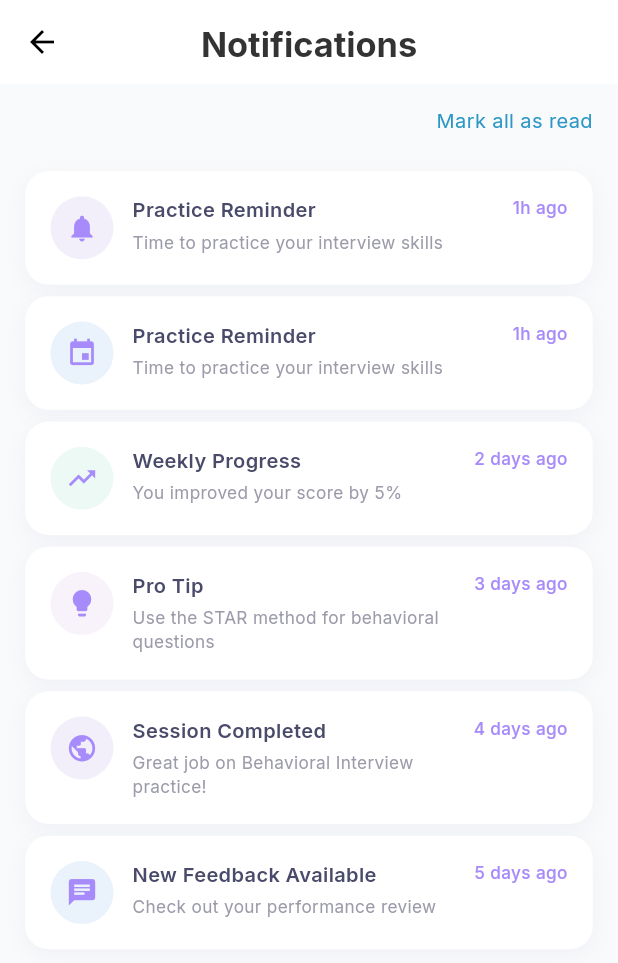
After one commit to nuhan021/dtc6464, a Flutter app: the ViewNotificationsScreen screen opened by its route, on a phone screen of 412 x 824 dp. The commit adds this screen. Shown: the top 963 px of the screen. Run offline on Flutter 3.47's test engine with Material 3 defaults, Android fonts, the phone set to English and light mode, and no system bars; our stand-ins replace file_picker, flutter_screenutil, get, google_fonts, logger, lottie and 3 more; accounts and stored records are empty.

Commit message:
view notifications page added

```diff
--- a/lib/features/interview_planner/views/screens/add_interview_screen.dart
+++ b/lib/features/interview_planner/views/screens/add_interview_screen.dart
@@ -34,14 +34,6 @@ class _AddInterviewScreenState extends State<AddInterviewScreen> {
           style: getTextStyle(
             fontSize: 20.sp,
             fontWeight: FontWeight.w700,
-            color: const Color(0xFF111827),
-          ),
-        ),
-        leading: GestureDetector(
-          onTap: () => Get.back(),
-          child: Icon(
-            Icons.arrow_back_ios_new,
-            size: 18.w,
             color: const Color(0xFF111827),
           ),
         ),
--- /dev/null
+++ b/lib/features/view_notifications/controllers/view_notifications_controller.dart
@@ -0,0 +1,89 @@
+import 'package:get/get.dart';
+
+class NotificationModel {
+  final String id;
+  final String title;
+  final String description;
+  final String timeAgo;
+  final String iconType; // bell, calendar, trend, bulb, target, chat
+  final String backgroundColor;
+  bool isRead;
+
+  NotificationModel({
+    required this.id,
+    required this.title,
+    required this.description,
+    required this.timeAgo,
+    required this.iconType,
+    required this.backgroundColor,
+    this.isRead = false,
+  });
+}
+
+class ViewNotificationsController extends GetxController {
+  final notifications = <NotificationModel>[
+    NotificationModel(
+      id: '1',
+      title: 'Practice Reminder',
+      description: 'Time to practice your interview skills',
+      timeAgo: '1h ago',
+      iconType: 'bell',
+      backgroundColor: '0x26A896E6',
+    ),
+    NotificationModel(
+      id: '2',
+      title: 'Practice Reminder',
+      description: 'Time to practice your interview skills',
+      timeAgo: '1h ago',
+      iconType: 'calendar',
+      backgroundColor: '0x4CB8D4F1',
+    ),
+    NotificationModel(
+      id: '3',
+      title: 'Weekly Progress',
+      description: 'You improved your score by 5%',
+      timeAgo: '2 days ago',
+      iconType: 'trend',
+      backgroundColor: '0x3FB8E6D5',
+    ),
+    NotificationModel(
+      id: '4',
+      title: 'Pro Tip',
+      description: 'Use the STAR method for behavioral questions',
+      timeAgo: '3 days ago',
+      iconType: 'bulb',
+      backgroundColor: '0x4CE6D4F1',
+    ),
+    NotificationModel(
+      id: '5',
+      title: 'Session Completed',
+      description: 'Great job on Behavioral Interview practice!',
+      timeAgo: '4 days ago',
+      iconType: 'target',
+      backgroundColor: '0x26A896E6',
+    ),
+    NotificationModel(
+      id: '6',
+      title: 'New Feedback Available',
+      description: 'Check out your performance review',
+      timeAgo: '5 days ago',
+      iconType: 'chat',
+      backgroundColor: '0x4CB8D4F1',
+    ),
+  ].obs;
+
+  void markAllAsRead() {
+    for (var notification in notifications) {
+      notification.isRead = true;
+    }
+    notifications.refresh();
+  }
+
+  void markAsRead(String notificationId) {
+    final index = notifications.indexWhere((n) => n.id == notificationId);
+    if (index != -1) {
+      notifications[index].isRead = true;
+      notifications.refresh();
+    }
+  }
+}
--- /dev/null
+++ b/lib/features/view_notifications/views/screens/view_notifications_screen.dart
@@ -0,0 +1,84 @@
+import 'package:flutter/material.dart';
+import 'package:flutter_screenutil/flutter_screenutil.dart';
+import 'package:get/get.dart';
+
+import '../../../../core/common/styles/global_text_style.dart';
+import '../../controllers/view_notifications_controller.dart';
+import '../../widgets/notification_card.dart';
+
+class ViewNotificationsScreen extends StatelessWidget {
+  const ViewNotificationsScreen({super.key});
+
+  @override
+  Widget build(BuildContext context) {
+    final controller = Get.put(ViewNotificationsController());
+
+    return Scaffold(
+      backgroundColor: const Color(0xFFF9FAFB),
+      appBar: AppBar(
+        backgroundColor: Colors.white,
+        elevation: 0,
+        automaticallyImplyLeading: true,
+        centerTitle: true,
+        title: Text(
+          'Notifications',
+          style: getTextStyle(
+            fontSize: 24.sp,
+            fontWeight: FontWeight.w700,
+            color: const Color(0xFF333333),
+          ),
+        ),
+      ),
+      body: SafeArea(
+        child: Column(
+          children: [
+            // Mark all as read button
+            Padding(
+              padding: EdgeInsets.symmetric(horizontal: 16.w, vertical: 16.h),
+              child: Row(
+                mainAxisAlignment: MainAxisAlignment.end,
+                children: [
+                  GestureDetector(
+                    onTap: () => controller.markAllAsRead(),
+                    child: Text(
+                      'Mark all as read',
+                      style: getTextStyle(
+                        fontSize: 14.sp,
+                        fontWeight: FontWeight.w400,
+                        color: const Color(0xFF2D97C6),
+                      ),
+                    ),
+                  ),
+                ],
+              ),
+            ),
+            // Notifications list
+            Expanded(
+              child: Obx(
+                () => SingleChildScrollView(
+                  padding: EdgeInsets.symmetric(
+                    horizontal: 16.w,
+                    vertical: 8.h,
+                  ),
+                  child: Column(
+                    mainAxisSize: MainAxisSize.min,
+                    spacing: 8.h,
+                    children: List.generate(
+                      controller.notifications.length,
+                      (index) => NotificationCardWidget(
+                        notification: controller.notifications[index],
+                        onTap: () => controller.markAsRead(
+                          controller.notifications[index].id,
+                        ),
+                      ),
+                    ),
+                  ),
+                ),
+              ),
+            ),
+          ],
+        ),
+      ),
+    );
+  }
+}
--- /dev/null
+++ b/lib/features/view_notifications/widgets/notification_card.dart
@@ -0,0 +1,130 @@
+import 'package:dtc6464/core/utils/constants/colors.dart';
+import 'package:flutter/material.dart';
+import 'package:flutter_screenutil/flutter_screenutil.dart';
+
+import '../../../../core/common/styles/global_text_style.dart';
+import '../controllers/view_notifications_controller.dart';
+
+class NotificationCardWidget extends StatelessWidget {
+  final NotificationModel notification;
+  final VoidCallback onTap;
+
+  const NotificationCardWidget({
+    super.key,
+    required this.notification,
+    required this.onTap,
+  });
+
+  IconData _getIconData(String iconType) {
+    switch (iconType) {
+      case 'bell':
+        return Icons.notifications;
+      case 'calendar':
+        return Icons.event;
+      case 'trend':
+        return Icons.trending_up;
+      case 'bulb':
+        return Icons.lightbulb;
+      case 'target':
+        return Icons.public;
+      case 'chat':
+        return Icons.chat;
+      default:
+        return Icons.notifications;
+    }
+  }
+
+  @override
+  Widget build(BuildContext context) {
+    final bgColor = Color(int.parse(notification.backgroundColor));
+
+    return GestureDetector(
+      onTap: onTap,
+      child: Container(
+        width: double.infinity,
+        padding: EdgeInsets.all(16.w),
+        decoration: BoxDecoration(
+          color: Colors.white,
+          borderRadius: BorderRadius.circular(16.r),
+          boxShadow: [
+            BoxShadow(
+              color: const Color(0xFFA0A0C8).withValues(alpha: 0.1),
+              blurRadius: 12,
+              offset: const Offset(0, 4),
+              spreadRadius: 0,
+            ),
+          ],
+        ),
+        child: Row(
+          mainAxisAlignment: MainAxisAlignment.spaceBetween,
+          crossAxisAlignment: CrossAxisAlignment.start,
+          spacing: 12.w,
+          children: [
+            Expanded(
+              child: Row(
+                mainAxisSize: MainAxisSize.min,
+                spacing: 12.w,
+                crossAxisAlignment: CrossAxisAlignment.start,
+                children: [
+                  // Icon background
+                  Container(
+                    width: 40.w,
+                    height: 40.w,
+                    decoration: BoxDecoration(
+                      color: bgColor,
+                      shape: BoxShape.circle,
+                    ),
+                    child: Center(
+                      child: Icon(
+                        _getIconData(notification.iconType),
+                        size: 20.w,
+                        color: AppColors.softPurpleNormal,
+                      ),
+                    ),
+                  ),
+                  // Title and description
+                  Expanded(
+                    child: Column(
+                      mainAxisSize: MainAxisSize.min,
+                      crossAxisAlignment: CrossAxisAlignment.start,
+                      spacing: 4.h,
+                      children: [
+                        Text(
+                          notification.title,
+                          style: getTextStyle(
+                            fontSize: 14.sp,
+                            fontWeight: FontWeight.w600,
+                            color: const Color(0xFF4A4A6A),
+                          ),
+                        ),
+                        Text(
+                          notification.description,
+                          style: getTextStyle(
+                            fontSize: 12.sp,
+                            fontWeight: FontWeight.w400,
+                            color: const Color(0xFF9B9BAA),
+                          ),
+                          maxLines: 2,
+                          overflow: TextOverflow.ellipsis,
+                        ),
+                      ],
+                    ),
+                  ),
+                ],
+              ),
+            ),
+            // Time
+            Text(
+              notification.timeAgo,
+              style: getTextStyle(
+                fontSize: 12.sp,
+                fontWeight: FontWeight.w500,
+                color: const Color(0xFFA78BFA),
+              ),
+            ),
+          ],
+        ),
+      ),
+    );
+  }
+}
--- a/lib/routes/app_routes.dart
+++ b/lib/routes/app_routes.dart
@@ -9,6 +9,7 @@ import 'package:dtc6464/features/nav_screens/profile/view_profile/views/screens/
 import 'package:dtc6464/features/onboarding/views/screens/avatar_selection_screen.dart';
 import 'package:dtc6464/features/onboarding/views/screens/enter_name_screen.dart';
 import 'package:dtc6464/features/pro_tips/views/screens/pro_tips_screen.dart';
+import 'package:dtc6464/features/view_notifications/views/screens/view_notifications_screen.dart';
 import 'package:get/get.dart';
 
 import '../features/auth/views/screens/reset_password_screen.dart';
@@ -42,6 +43,7 @@ class AppRoute {
   static String learningRoadmapScreen = "/learningRoadmapScreen";
   static String interviewPlannerScreen = "/interviewPlannerScreen";
   static String addInterviewScreen = "/addInterviewScreen";
+  static String viewNotificationsScreen = "/viewNotificationsScreen";
 
   static String getSplashScreen() => splashScreen;
   static String getOnboardingScreen1() => onboardingScreen1;
@@ -63,6 +65,7 @@ class AppRoute {
   static String getLearningRoadmapScreen() => learningRoadmapScreen;
   static String getInterviewPlannerScreen() => interviewPlannerScreen;
   static String getAddInterviewScreen() => addInterviewScreen;
+  static String getViewNotificationsScreen() => viewNotificationsScreen;
 
   static List<GetPage> routes = [
     GetPage(name: splashScreen, page: () => const SplashScreen()),
@@ -85,5 +88,9 @@ class AppRoute {
     GetPage(name: learningRoadmapScreen, page: () => LearningRoadmapScreen()),
     GetPage(name: interviewPlannerScreen, page: () => InterviewPlannerScreen()),
     GetPage(name: addInterviewScreen, page: () => AddInterviewScreen()),
+    GetPage(
+      name: viewNotificationsScreen,
+      page: () => ViewNotificationsScreen(),
+    ),
   ];
 }
```
